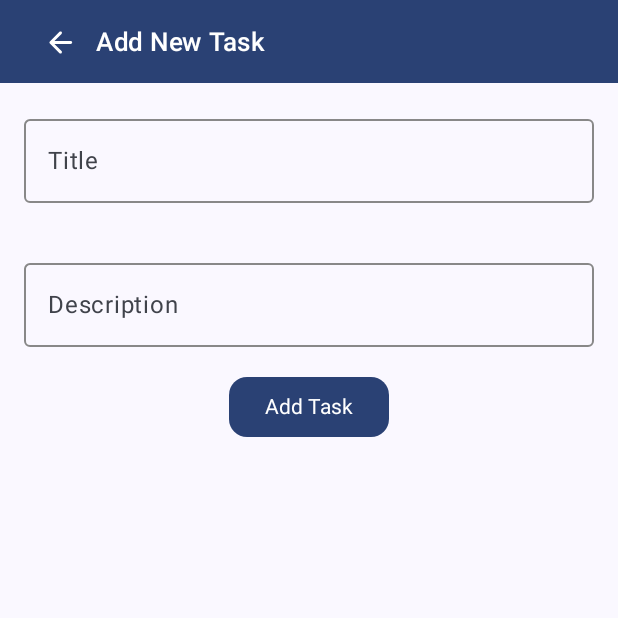
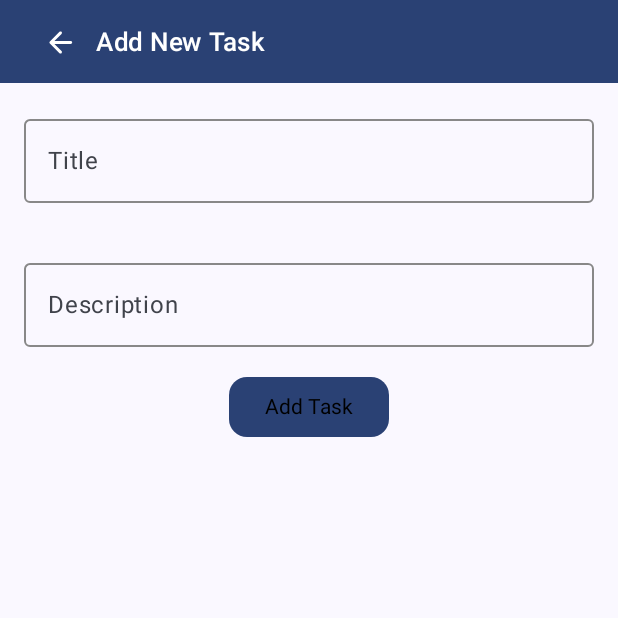
Before and after one commit to ChamathNT/Lab4todo_App, an Android app built with Jetpack Compose: the composable AddNoteScreen shown on its own in the app's theme, on a phone screen of 412 x 824 dp, the top half of it. Run offline under Robolectric (Android 15) with nearby library versions, the phone set to English and light mode, and no system bars.

Commit message:
AddNoteScreen updated

```diff
--- a/app/src/main/java/com/example/kotlintodowithroom/view/AddNoteScreen.kt
+++ b/app/src/main/java/com/example/kotlintodowithroom/view/AddNoteScreen.kt
@@ -120,7 +120,7 @@ fun AddNoteScreen(
                     }) {
                     Text(
                         text = if (state.id.value != null) "Update Task" else "Add Task",
-                        style = TextStyle(color = Color.White)
+                        style = TextStyle(color = Color.Black)
                     )
                 }
             }
```
